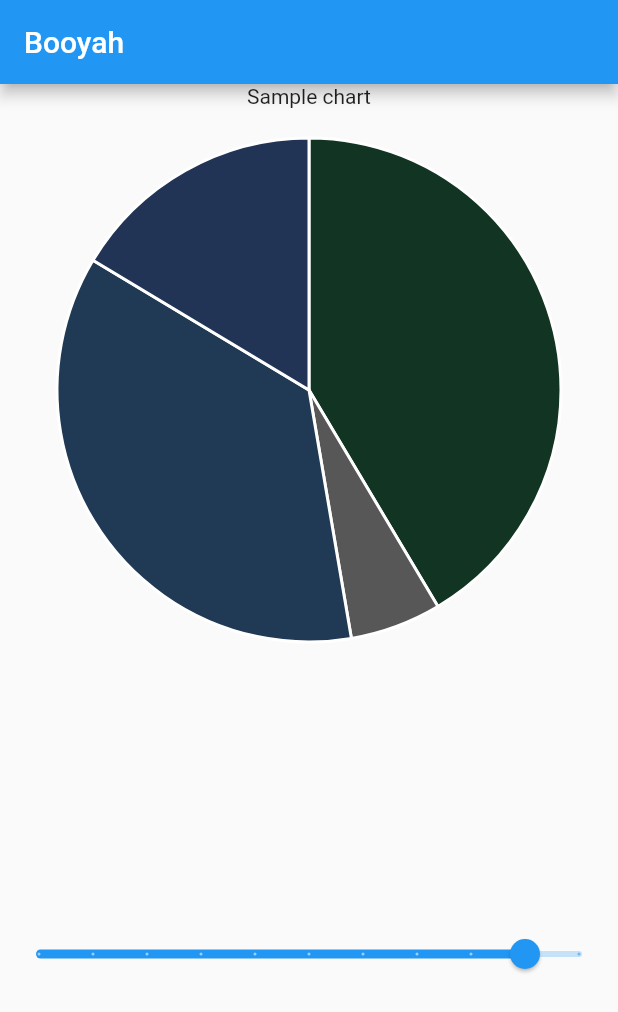
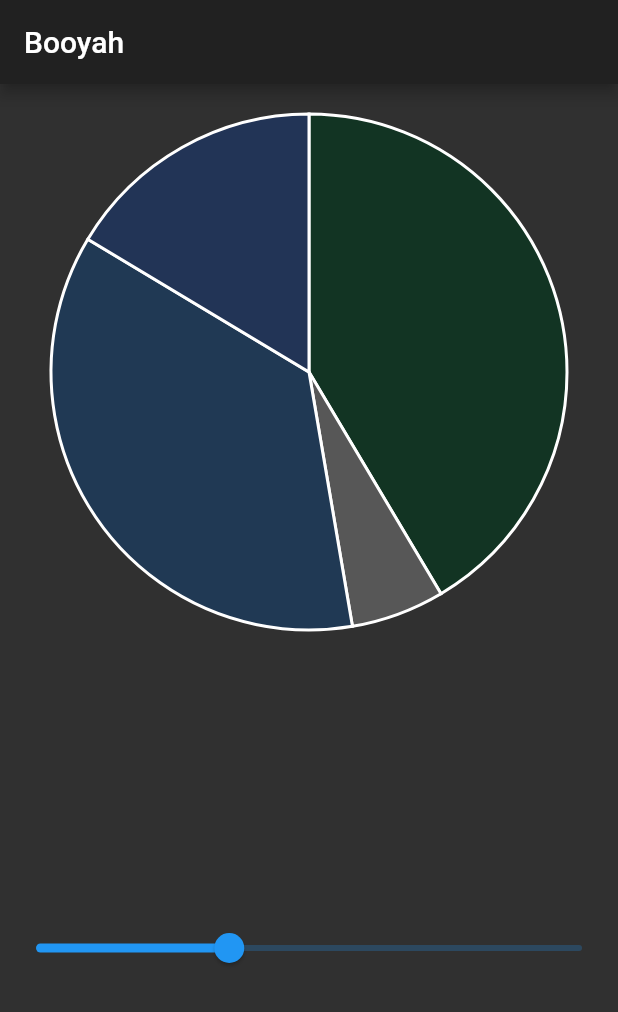
Before and after one commit to AustinBaggio/FlutterSimpleSlider, a Flutter app: the screen it shows after launch, on a phone screen of 412 x 824 dp. Shown: the top 1012 px of the screen. Run offline on Flutter 3.47's test engine with Material 2 defaults, Android fonts, the phone set to English and light mode, and no system bars; our stand-ins replace charts_flutter.

Commit message:
Initial hacky impl

```diff
--- a/lib/chart.dart
+++ b/lib/chart.dart
@@ -1,58 +1,15 @@
 import 'package:flutter/material.dart';
 import 'package:charts_flutter/flutter.dart' as charts;
+import 'package:provider/provider.dart';
+import 'package:myapp/schedule.dart';
 
-
-class SimplePieChart extends StatefulWidget{
+class SimplePieChart extends StatelessWidget {
   @override
-  _SimplePieChartState createState() => _SimplePieChartState();
-}
-
-class _SimplePieChartState extends State<SimplePieChart> {
-  Widget build(BuildContext context){
-    return charts.PieChart(
-      _seriesPieData,
-      animate: true,
-      animationDuration: Duration(seconds: 3),
-    );
-  }
-
-  List<charts.Series<Task, String>> _seriesPieData;
-
-  _generateData() {
-    var pieData = [
-      new Task("Work", 35.4, Color(0xff123423)),
-      new Task("Play", 5, Color(0xff575757)),
-      new Task("Eat", 31, Color(0xff203954)),
-      new Task("Sleep", 14, Color(0xff223456)),
-    ];
-
-    _seriesPieData.add(
-      charts.Series(
-        domainFn: (Task task, _) => task.task,
-        measureFn: (Task task, _) => task.taskValue,
-        colorFn: (Task task, _) =>
-            charts.ColorUtil.fromDartColor(task.colorVal),
-        id: "Daily Task",
-        data: pieData,
-        labelAccessorFn: (Task row, _) => '${row.taskValue}',
+  Widget build(BuildContext context) {
+    return Consumer<MySchedule>(
+      builder: (context, state, _) => charts.PieChart(
+        state.seriesPieData,
       ),
     );
   }
-
-  void initState() {
-    super.initState();
-    _seriesPieData = List<charts.Series<Task, String>>();
-    _generateData();
-  }
 }
-
-void editData(){
-
-}
-
-class Task {
-  String task;
-  double taskValue;
-  Color colorVal;
-  Task(this.task, this.taskValue, this.colorVal);
-}
--- a/lib/homepage.dart
+++ b/lib/homepage.dart
@@ -0,0 +1,22 @@
+import 'package:flutter/material.dart';
+import 'package:myapp/slider.dart';
+import 'package:myapp/chart.dart';
+
+class HomePage extends StatelessWidget {
+  @override
+  Widget build(BuildContext context) {
+    return Scaffold(
+      appBar: AppBar(
+        title: Text("Booyah"),
+      ),
+      body: Center(
+        child: Column(
+          children: <Widget>[
+            Expanded(child: SimplePieChart()),
+            SimpleSlider(),
+          ],
+        ),
+      ),
+    );
+  }
+}
--- a/lib/main.dart
+++ b/lib/main.dart
@@ -1,33 +1,23 @@
 import 'package:flutter/material.dart';
 import 'package:provider/provider.dart';
-import 'package:myapp/chart.dart';
-import 'package:myapp/slider.dart';
+import 'package:myapp/homepage.dart';
+import 'package:myapp/schedule.dart';
 
-void main() => runApp(MyApp());
+void main() => runApp(
+      ChangeNotifierProvider(
+        create: (context) => MySchedule(),
+        child: MyApp(),
+      ),
+    );
 
-class MyApp extends StatefulWidget {
+class MyApp extends StatelessWidget {
   @override
-  _MyAppState createState() => _MyAppState();
-}
-
-class _MyAppState extends State<MyApp> {
   Widget build(BuildContext context) {
     return MaterialApp(
-      title: 'Welcome to Flutter',
-      home: Scaffold(
-        appBar: AppBar(
-          title: Text("Booyah"),
-        ),
-        body: Center(
-          child: Column(
-            children: <Widget>[
-              Text("Sample chart"),
-              Expanded(child: SimplePieChart()),
-              SimpleSlider(),
-            ],
-          ),
-        ),
-      ),
+      title: 'Austin A is a better dev than Baggio',
+      // Honestly disgusting that you forgot to make the app dark theme
+      theme: ThemeData(brightness: Brightness.dark),
+      home: HomePage(),
     );
   }
 }
--- a/lib/schedule.dart
+++ b/lib/schedule.dart
@@ -1,11 +1,42 @@
 import 'package:flutter/material.dart';
+import 'package:charts_flutter/flutter.dart' as charts;
 
-class MySchedule with ChangeNotifier{
-  double _stateManagementTime = 0.5;
-  double get stateManagementTime => _stateManagementTime;
+class MySchedule with ChangeNotifier {
+  Task modifiableTask = new Task("Work", 35.4, Color(0xff123423));
+  double get stateManagementTime => modifiableTask.taskValue;
 
-  set stateManagementTime(double newValue){
-    _stateManagementTime=newValue;
+  set stateManagementTime(double newValue) {
+    modifiableTask.taskValue = newValue;
+    // lol this is a hack but idc I'm lazy
+    seriesPieData = [seriesPieData[0]];
     notifyListeners();
   }
+
+  List<charts.Series<Task, String>> seriesPieData;
+
+  MySchedule() {
+    this.seriesPieData = [
+      charts.Series(
+        domainFn: (Task task, _) => task.task,
+        measureFn: (Task task, _) => task.taskValue,
+        colorFn: (Task task, _) =>
+            charts.ColorUtil.fromDartColor(task.colorVal),
+        id: "Daily Task",
+        data: [
+          modifiableTask,
+          new Task("Play", 5, Color(0xff575757)),
+          new Task("Eat", 31, Color(0xff203954)),
+          new Task("Sleep", 14, Color(0xff223456)),
+        ],
+        labelAccessorFn: (Task row, _) => '${row.taskValue}',
+      ),
+    ];
+  }
 }
+
+class Task {
+  String task;
+  double taskValue;
+  Color colorVal;
+  Task(this.task, this.taskValue, this.colorVal);
+}
--- a/lib/slider.dart
+++ b/lib/slider.dart
@@ -1,31 +1,21 @@
 import 'package:flutter/material.dart';
-import 'package:myapp/chart.dart' as pie;
+import 'package:myapp/schedule.dart';
+import 'package:provider/provider.dart';
 
-
-class SimpleSlider extends StatefulWidget {
-  @override
-  _SimpleSliderState createState() {
-    return _SimpleSliderState();
-  }
-}
-
-class _SimpleSliderState extends State {
-  int _value = 9;
+class SimpleSlider extends StatelessWidget {
   @override
   Widget build(BuildContext context) {
     return Expanded(
-      child: Slider(
-        value:_value.toDouble(),
-        min:0.0,
-        max:10.0,
-        divisions: 10,
-        label: '$_value',
-        onChanged: (double newValue){
-          setState(() {
-
-            _value = newValue.round();
-          });
-        },
+      child: Consumer<MySchedule>(
+        builder: (context, state, _) => Slider(
+            value: state.stateManagementTime,
+            min: 0.0,
+            max: 100.0,
+            label: '${state.stateManagementTime}',
+            onChanged: (double newValue) => {
+                  Provider.of<MySchedule>(context, listen: false)
+                      .stateManagementTime = newValue,
+                }),
       ),
     );
   }
```
